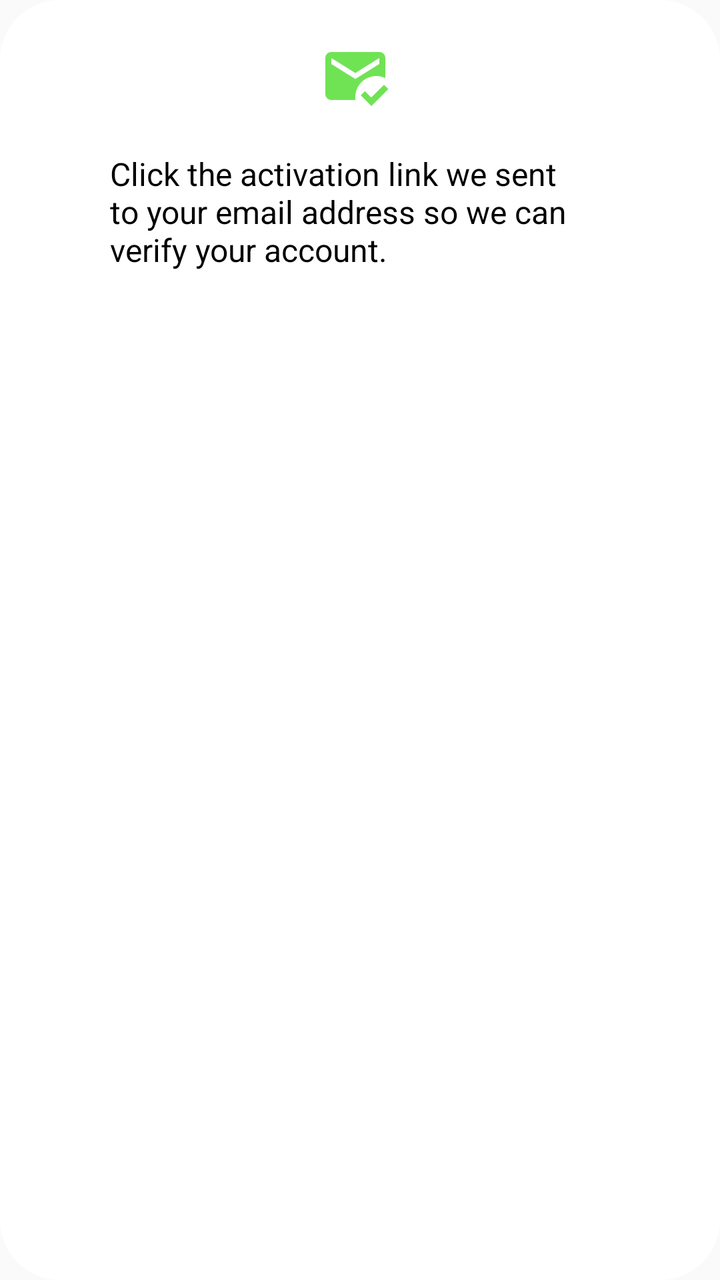
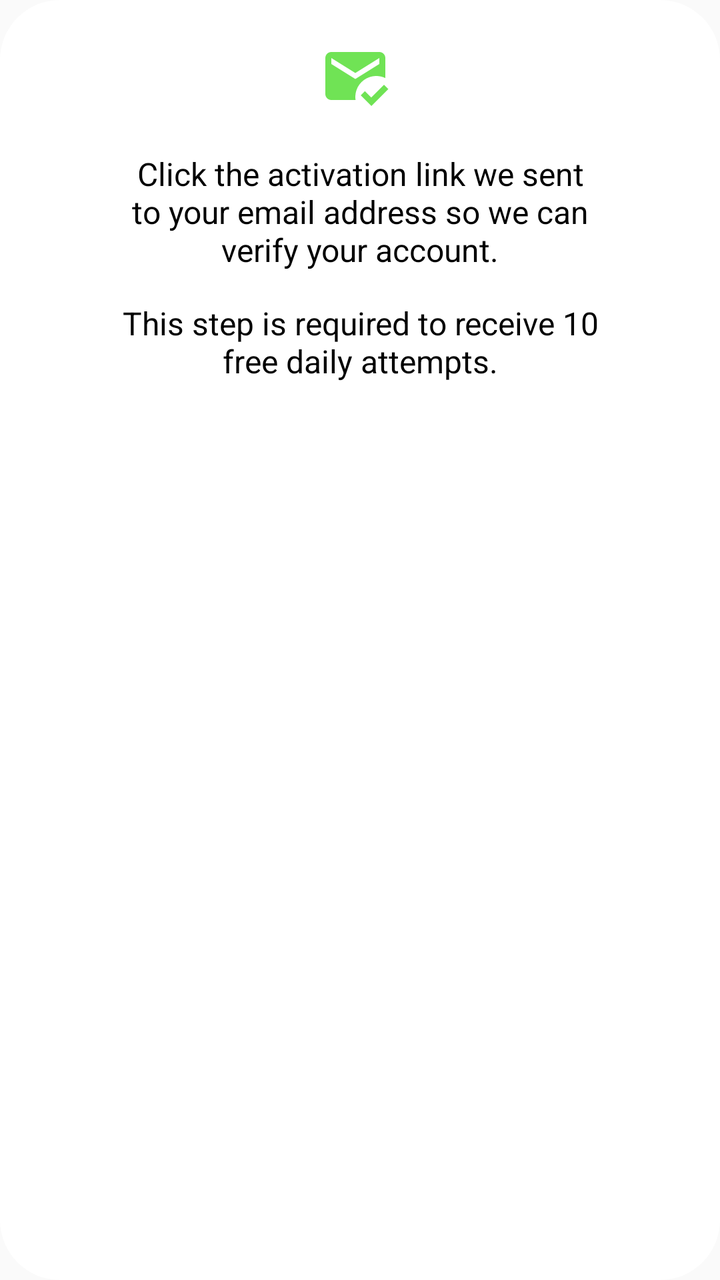

Compare the two renders of this Android layout. The source of the first and the diff that turns it into the second are given below.
<!-- AndroidManifest.xml: application theme Theme.MyAppCompatTheme -->
<!-- res/layout/dialog_aktivasyon_mail.xml -->
<?xml version="1.0" encoding="utf-8"?>
<androidx.constraintlayout.widget.ConstraintLayout
    xmlns:android="http://schemas.android.com/apk/res/android"
    android:layout_width="wrap_content"
    android:layout_height="wrap_content"
    xmlns:app="http://schemas.android.com/apk/res-auto"
    android:layout_gravity="center"
    android:paddingBottom="20dp"
    android:background="@drawable/dialog_round_back_ground">

    <ImageButton
        android:id="@+id/ib_mail"
        android:layout_width="wrap_content"
        android:layout_height="wrap_content"
        android:src="@drawable/baseline_mark_email_read_24"
        android:background="@color/cvBackground"
        android:padding="5dp"
        app:layout_constraintStart_toStartOf="parent"
        app:layout_constraintEnd_toEndOf="parent"
        app:layout_constraintTop_toTopOf="parent"
        android:layout_marginEnd="5dp"
        android:layout_marginTop="5dp"/>

    <TextView
        android:id="@+id/txt_mail_gonderildi"
        android:layout_width="250dp"
        android:layout_height="wrap_content"
        android:text="@string/txt_mail_gonderildi"
        android:textColor="@color/textColorPrimary"
        android:textSize="16sp"
        android:layout_marginStart="40dp"
        android:layout_marginEnd="40dp"
        android:layout_marginTop="15dp"
        app:layout_constraintEnd_toEndOf="parent"
        app:layout_constraintStart_toStartOf="parent"
        app:layout_constraintTop_toBottomOf="@id/ib_mail"/>

</androidx.constraintlayout.widget.ConstraintLayout>
<!-- resources referenced by this layout -->
<resources>
  <color name="cvBackground">#FFFFFF</color>
  <color name="textColorPrimary">#000000</color>
  <!-- drawable baseline_mark_email_read_24 (drawable) -->
  <vector xmlns:android="http://schemas.android.com/apk/res/android"
      android:height="36dp"
      android:tint="#70E355"
      android:viewportHeight="24"
      android:viewportWidth="24"
      android:width="36dp">
        
      <path android:fillColor="@android:color/white"
          android:pathData="M12,19c0,-3.87 3.13,-7 7,-7c1.08,0 2.09,0.25 3,0.68V6c0,-1.1 -0.9,-2 -2,-2H4C2.9,4 2,4.9 2,6v12c0,1.1 0.9,2 2,2h8.08C12.03,19.67 12,19.34 12,19zM4,6l8,5l8,-5v2l-8,5L4,8V6zM17.34,22l-3.54,-3.54l1.41,-1.41l2.12,2.12l4.24,-4.24L23,16.34L17.34,22z"/>
      
  </vector>
  <!-- drawable dialog_round_back_ground (drawable) -->
  <?xml version="1.0" encoding="utf-8"?>
  <shape xmlns:android="http://schemas.android.com/apk/res/android">
      <solid
          android:color="@color/cvBackground"/>
      <corners
          android:radius="30dp" />
      <padding
          android:left="10dp"
          android:top="10dp"
          android:right="10dp"
          android:bottom="10dp" />
  </shape>
  <string name="txt_mail_gonderildi">Click the activation link we sent to your email address so we can verify your account.</string>
  <style name="Theme.MyAppCompatTheme" parent="Theme.AppCompat.Light.NoActionBar">
          <item name="colorPrimary">@color/white</item>
          <item name="colorPrimaryDark">@color/white</item>
          <item name="colorAccent">@color/teal_700</item>
          <item name="android:windowLightStatusBar">true</item>
          <item name="colorControlHighlight">@color/ripple_color</item>
          <item name="searchViewStyle">@style/Widget.AppCompat.SearchView</item>
      </style>
  <color name="white">#FFFFFFFF</color>
  <color name="teal_700">#FF018786</color>
  <color name="ripple_color">#DCDCDC</color>
</resources>

<!-- the commit's change to res/layout/dialog_aktivasyon_mail.xml (unified diff, before → after) -->
@@ -27,6 +27,7 @@
         android:layout_height="wrap_content"
         android:text="@string/txt_mail_gonderildi"
         android:textColor="@color/textColorPrimary"
+        android:gravity="center"
         android:textSize="16sp"
         android:layout_marginStart="40dp"
         android:layout_marginEnd="40dp"
@@ -35,4 +36,27 @@
         app:layout_constraintStart_toStartOf="parent"
         app:layout_constraintTop_toBottomOf="@id/ib_mail"/>
 
+    <TextView
+        android:id="@+id/txt_mail_gonderildi_2"
+        android:layout_width="250dp"
+        android:layout_height="wrap_content"
+        android:text="@string/activation_explanation"
+        android:textColor="@color/textColorPrimary"
+        android:textSize="16sp"
+        android:gravity="center"
+        android:layout_marginStart="40dp"
+        android:layout_marginEnd="40dp"
+        android:layout_marginTop="15dp"
+        app:layout_constraintEnd_toEndOf="parent"
+        app:layout_constraintStart_toStartOf="parent"
+        app:layout_constraintTop_toBottomOf="@id/txt_mail_gonderildi"/>
+
+    <View
+        android:layout_width="0dp"
+        android:layout_height="0dp"
+        app:layout_constraintTop_toBottomOf="@id/txt_mail_gonderildi_2"
+        app:layout_constraintStart_toStartOf="parent"
+        app:layout_constraintEnd_toEndOf="parent"
+        android:layout_marginTop="20dp"/>
+
 </androidx.constraintlayout.widget.ConstraintLayout>
<!-- resource entries referenced after the edit -->
@@ -27,6 +27,7 @@
           android:right="10dp"
           android:bottom="10dp" />
   </shape>
+  <string name="activation_explanation">This step is required to receive 10 free daily attempts.</string>
   <string name="txt_mail_gonderildi">Click the activation link we sent to your email address so we can verify your account.</string>
   <style name="Theme.MyAppCompatTheme" parent="Theme.AppCompat.Light.NoActionBar">
           <item name="colorPrimary">@color/white</item>
